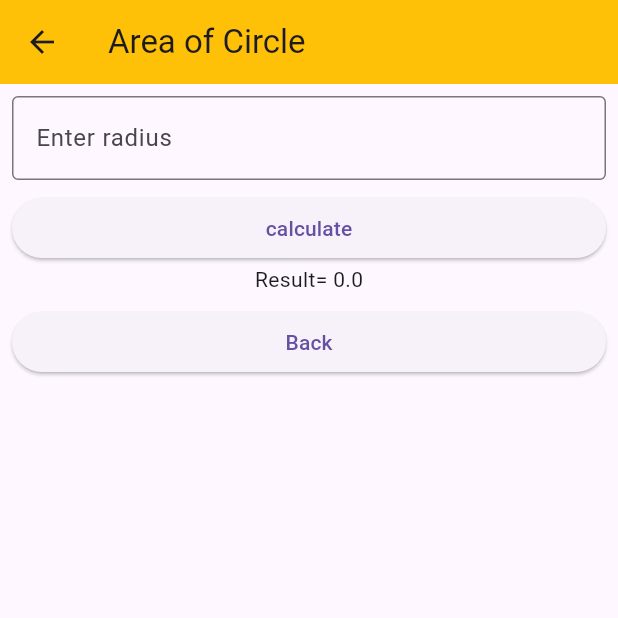
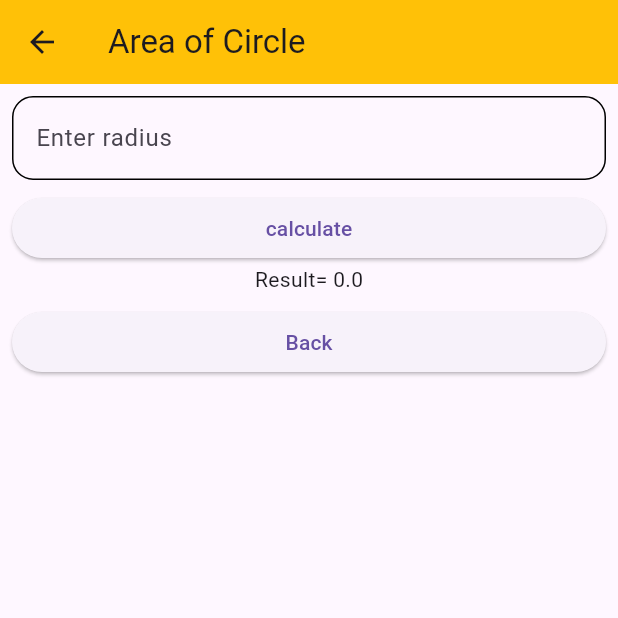
Before and after one commit to SarjakBhandari/assignment_2, a Flutter app: the screen it shows after launch, after a tap on "Area of Circle", on a phone screen of 412 x 824 dp, the top half of it. Run offline on Flutter 3.47's test engine with Material 3 defaults, Android fonts, the phone set to English and light mode, and no system bars.

Commit message:
Working with Layout, border and containers

```diff
--- a/lib/screens/area_of_circle.dart
+++ b/lib/screens/area_of_circle.dart
@@ -26,7 +26,16 @@ class _AreaOfCircle extends State<AreaOfCircle> {
               decoration: InputDecoration(
                 labelText: "Enter radius",
                 hintText: "e.g 2",
-                border: OutlineInputBorder(),
+                border: OutlineInputBorder(
+                  borderRadius: BorderRadius.all(Radius.circular(14))
+                ),
+                enabledBorder: OutlineInputBorder(
+                    borderRadius: BorderRadius.all(Radius.circular(14)),
+                    borderSide: BorderSide(color: Colors.black)
+                ),
+                focusedBorder:OutlineInputBorder(
+                    borderRadius: BorderRadius.all(Radius.circular(14)),
+                    borderSide: BorderSide(color: Colors.blue))
               ),
               onChanged: (value) => {radius = double.parse(value)},
             ),
--- a/lib/screens/dashboard_screen.dart
+++ b/lib/screens/dashboard_screen.dart
@@ -1,6 +1,8 @@
 import 'package:assignment_2/screens/area_of_circle.dart';
 import 'package:assignment_2/screens/arithmetic_screen.dart';
+import 'package:assignment_2/screens/flutter_layout_screen.dart';
 import 'package:assignment_2/screens/palindrome_screen.dart';
+import 'package:assignment_2/screens/rich_text_screen.dart';
 import 'package:assignment_2/screens/simple_interest_screen.dart';
 import 'package:flutter/material.dart';
 
@@ -66,8 +68,8 @@ class _DashboardScreenState extends State<Dashboard> {
               ),
             ),
             SizedBox(
-              width: double.infinity,
-              child: ElevatedButton(
+                width: double.infinity,
+                child: ElevatedButton(
                 onPressed: () {
                   setState(() {
                     Navigator.push(
@@ -81,6 +83,40 @@ class _DashboardScreenState extends State<Dashboard> {
                 child: Text("Palindrome"),
               ),
             ),
+            SizedBox(
+              width: double.infinity,
+              child: ElevatedButton(
+                onPressed: () {
+                  setState(() {
+                    Navigator.push(
+                      context,
+                      MaterialPageRoute(
+                        builder: (context) => RichTextScreen(),
+
+                      ),
+                    );
+                  });
+                },
+                child: Text("RichText"),
+              ),
+            ),
+            SizedBox(
+              width: double.infinity,
+              child: ElevatedButton(
+                onPressed: () {
+                  setState(() {
+                    Navigator.push(
+                      context,
+                      MaterialPageRoute(
+                        builder: (context) => FlutterLayoutScreen(),
+
+                      ),
+                    );
+                  });
+                },
+                child: Text("LayoutScreen"),
+              ),
+            ),
           ],
         ),
       ),
```
Also changed, not shown: lib/screens/flutter_layout_screen.dart (added, +56 -0 lines), lib/screens/rich_text_screen.dart (added, +42 -0 lines).
